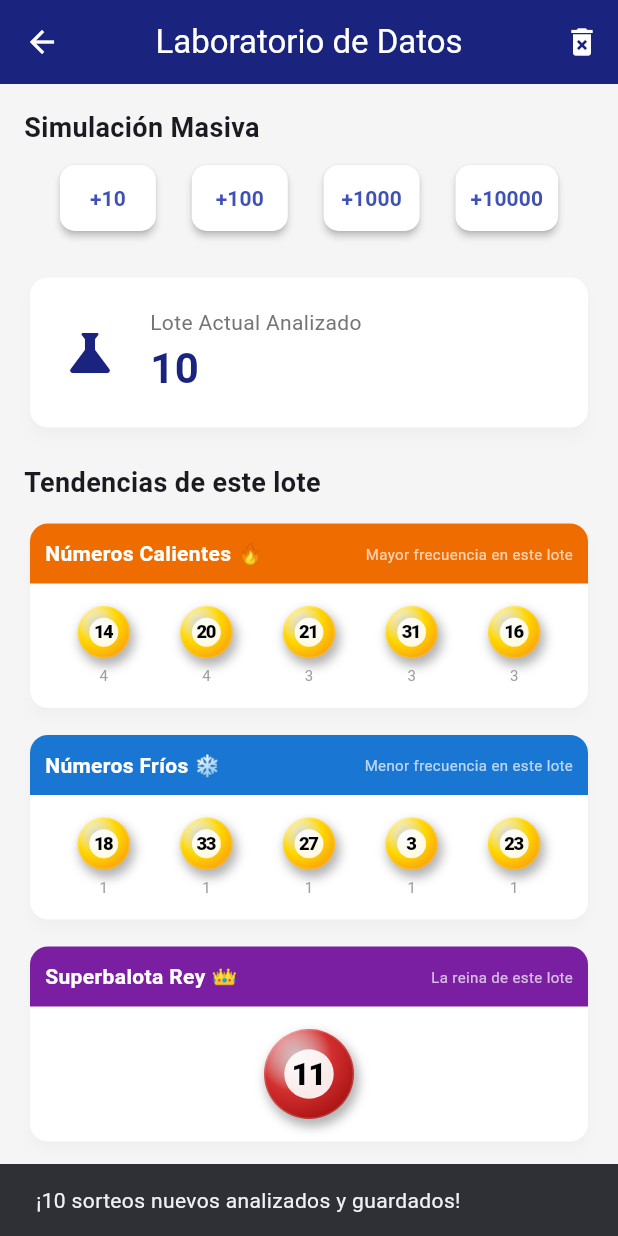
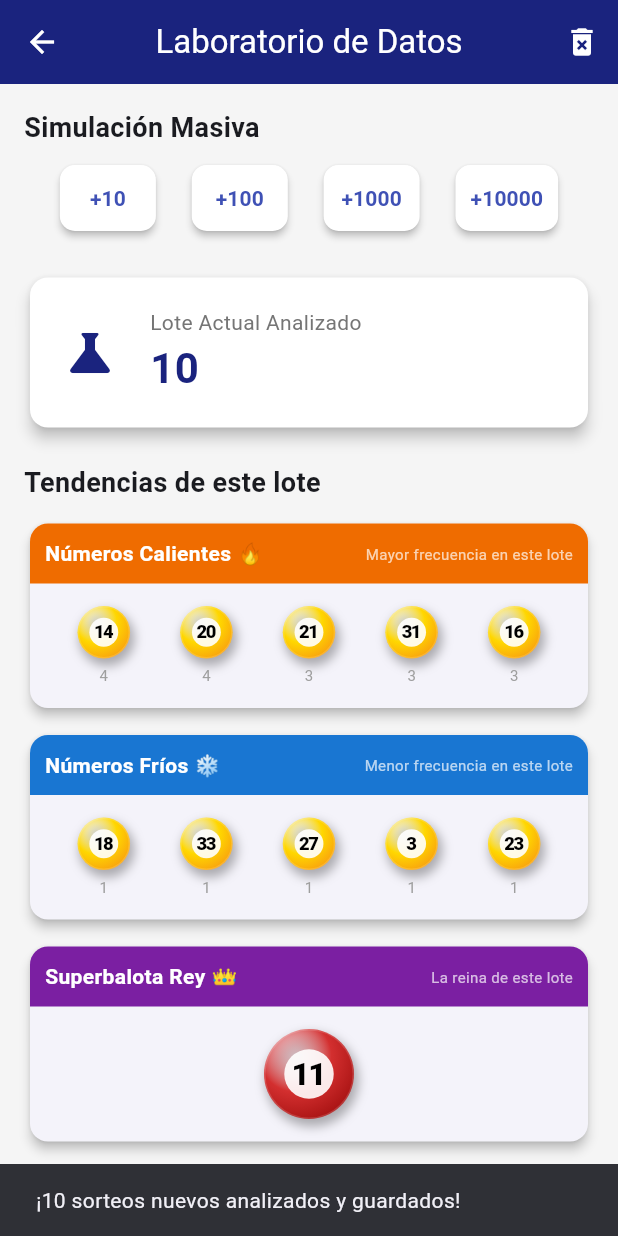
Before and after one commit to JuanDulcey/loteria_simulator, a Flutter app: the BalotoDashboardScreen screen opened directly, after a tap on an icon or button, on a phone screen of 412 x 824 dp. Run offline on Flutter 3.47's test engine with Material 3 defaults, Android fonts, the phone set to English and light mode, and no system bars; our stand-ins replace shared_preferences; accounts and stored records are empty.

Commit message:
FIX: Several bugs generated by Flutter that caused the frontend to not read colors were fixed

```diff
--- a/lib/modules/onboarding/onboarding_screen.dart
+++ b/lib/modules/onboarding/onboarding_screen.dart
@@ -1,6 +1,5 @@
 import 'package:flutter/material.dart';
 import '../../services/app_state.dart';
-import '../menu/menu_loterias_screen.dart';
 
 class OnboardingScreen extends StatefulWidget {
   final AppState appState;
--- a/lib/services/simulation_service.dart
+++ b/lib/services/simulation_service.dart
@@ -1,4 +1,3 @@
-import 'dart:math';
 import 'loteria_service.dart';
 
 class SimulationService {
--- a/lib/theme/app_theme.dart
+++ b/lib/theme/app_theme.dart
@@ -7,52 +7,65 @@
   static const Color accentLight = Color(0xFF003366);
   static const Color accentDark = Color(0xFF38BDF8); // Sky 400
 
+  // ----------------------------------------------------------
+  // TEMA CLARO (LIGHT)
+  // ----------------------------------------------------------
   static final ThemeData lightTheme = ThemeData(
     useMaterial3: true,
     brightness: Brightness.light,
+
+    // DEFINICIÓN DE COLORES
     colorScheme: ColorScheme.fromSeed(
       seedColor: primaryLight,
       brightness: Brightness.light,
-      surface: const Color(0xFFF5F7FA),
-      background: const Color(0xFFF5F7FA),
+      // ESTRATEGIA: Surface blanco para que las Cards sean blancas por defecto
+      surface: Colors.white,
     ),
+
+    // Fondo gris claro para contraste
     scaffoldBackgroundColor: const Color(0xFFF5F7FA),
+
+    // BARRA DE NAVEGACIÓN
     appBarTheme: const AppBarTheme(
       backgroundColor: primaryLight,
       foregroundColor: Colors.white,
       centerTitle: true,
+      elevation: 0,
     ),
-    cardTheme: CardTheme(
-      color: Colors.white,
-      elevation: 4,
-      shadowColor: Colors.black.withOpacity(0.1),
-    ),
+
+    // NOTA: Hemos eliminado 'cardTheme' para evitar el conflicto de tipos.
+    // El estilo de las tarjetas se manejará por defecto con el ColorScheme.surface (Blanco)
+    // y las sombras/bordes definidos en los widgets individuales.
+
+    // TEXTOS
     textTheme: const TextTheme(
       displayLarge: TextStyle(color: primaryLight, fontWeight: FontWeight.bold),
       bodyLarge: TextStyle(color: Color(0xFF334155)),
     ),
   );
 
+  // ----------------------------------------------------------
+  // TEMA OSCURO (DARK)
+  // ----------------------------------------------------------
   static final ThemeData darkTheme = ThemeData(
     useMaterial3: true,
     brightness: Brightness.dark,
+
     colorScheme: ColorScheme.fromSeed(
       seedColor: accentDark,
       brightness: Brightness.dark,
-      surface: const Color(0xFF1E293B), // Slate 800
-      background: const Color(0xFF0F172A), // Slate 900
+      surface: const Color(0xFF1E293B),
     ),
+
     scaffoldBackgroundColor: const Color(0xFF0F172A),
+
     appBarTheme: const AppBarTheme(
       backgroundColor: Color(0xFF1E293B),
       foregroundColor: Colors.white,
       centerTitle: true,
+      elevation: 0,
     ),
-    cardTheme: CardTheme(
-      color: const Color(0xFF1E293B),
-      elevation: 4,
-      shadowColor: Colors.black.withOpacity(0.3),
-    ),
+
     textTheme: const TextTheme(
       displayLarge: TextStyle(color: Colors.white, fontWeight: FontWeight.bold),
       bodyLarge: TextStyle(color: Color(0xFFCBD5E1)), // Slate 300
--- a/lib/widgets/balota_widget.dart
+++ b/lib/widgets/balota_widget.dart
@@ -18,7 +18,6 @@
     final Color colorBase = esSuperBalota ? const Color(0xFFD32F2F) : const Color(0xFFFFD700);
     final Color colorBrillo = esSuperBalota ? const Color(0xFFFFCDD2) : const Color(0xFFFFFFE0);
     final Color colorSombra = esSuperBalota ? const Color(0xFF8B0000) : const Color(0xFFF57F17);
-    final Color colorTexto = esSuperBalota ? Colors.white : Colors.black87;
 
     return Container(
       width: size,
```
Also changed, not shown: 1 other file.
